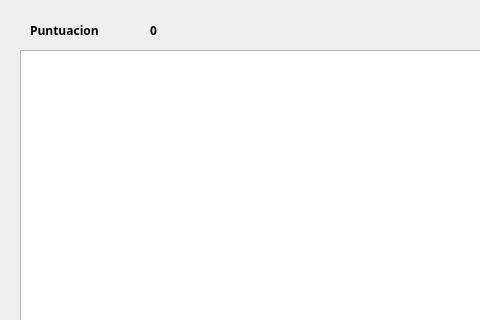
This is mainwindow.ui in Nooby54/Practica5-InformaticaII as Qt 5 draws it before an edit; both pictures show x 0 to 480 and y 0 to 320 of the 641 by 677 pixel window. The edited form follows.
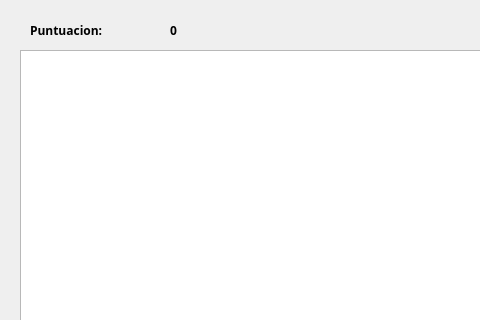
This is the edited form.

Commit message: Ya fije la ventana, añadi el timer de movimiento, ademas cambie el tamaño de los puntos y coloque la puntuacion en pantalla

```diff
--- a/mainwindow.ui
+++ b/mainwindow.ui
@@ -40,13 +40,13 @@
      </font>
     </property>
     <property name="text">
-     <string>Puntuacion</string>
+     <string>Puntuacion:</string>
     </property>
    </widget>
    <widget class="QLabel" name="label_2">
     <property name="geometry">
      <rect>
-      <x>150</x>
+      <x>170</x>
       <y>20</y>
       <width>63</width>
       <height>20</height>
```
Left out of the diff: 2 changed lines with no effect on the pictures. The commit also changes 4 other files.
